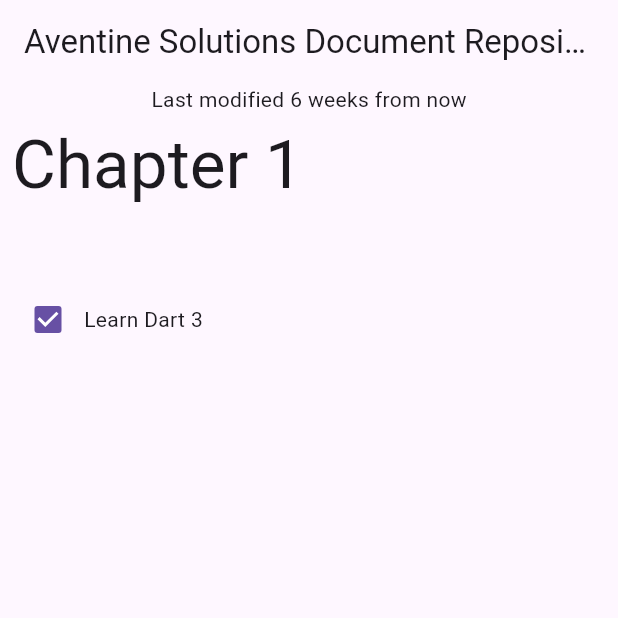
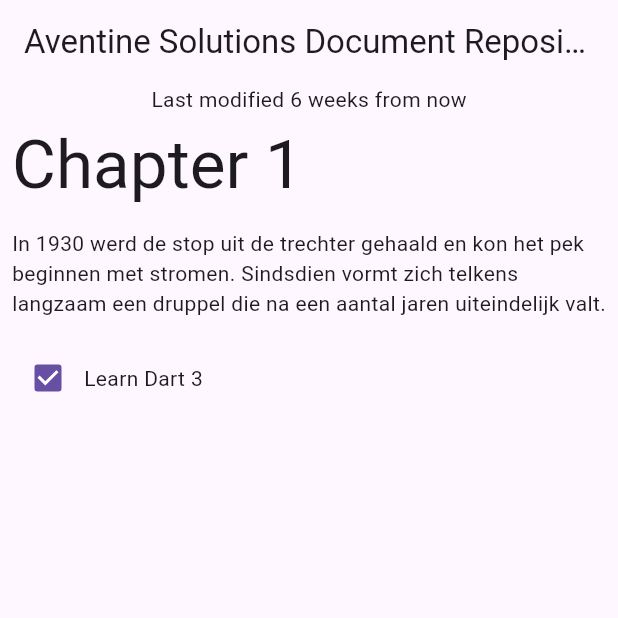
Before and after one commit to aventinesolutions/dart_patterns_codelab, a Flutter app: the screen it shows after launch, on a phone screen of 412 x 824 dp, the top half of it. Run offline on Flutter 3.47's test engine with Material 3 defaults, Android fonts, the phone set to English and light mode, and no system bars.

Commit message:
:bear: :construction: playing with the Data

```diff
--- a/lib/data.dart
+++ b/lib/data.dart
@@ -71,7 +71,7 @@ const documentJson = '''
     },
     {
       "type": "p",
-      "text": ""
+      "text": "In 1930 werd de stop uit de trechter gehaald en kon het pek beginnen met stromen. Sindsdien vormt zich telkens langzaam een druppel die na een aantal jaren uiteindelijk valt."
     },
     {
       "type": "checkbox",
```
